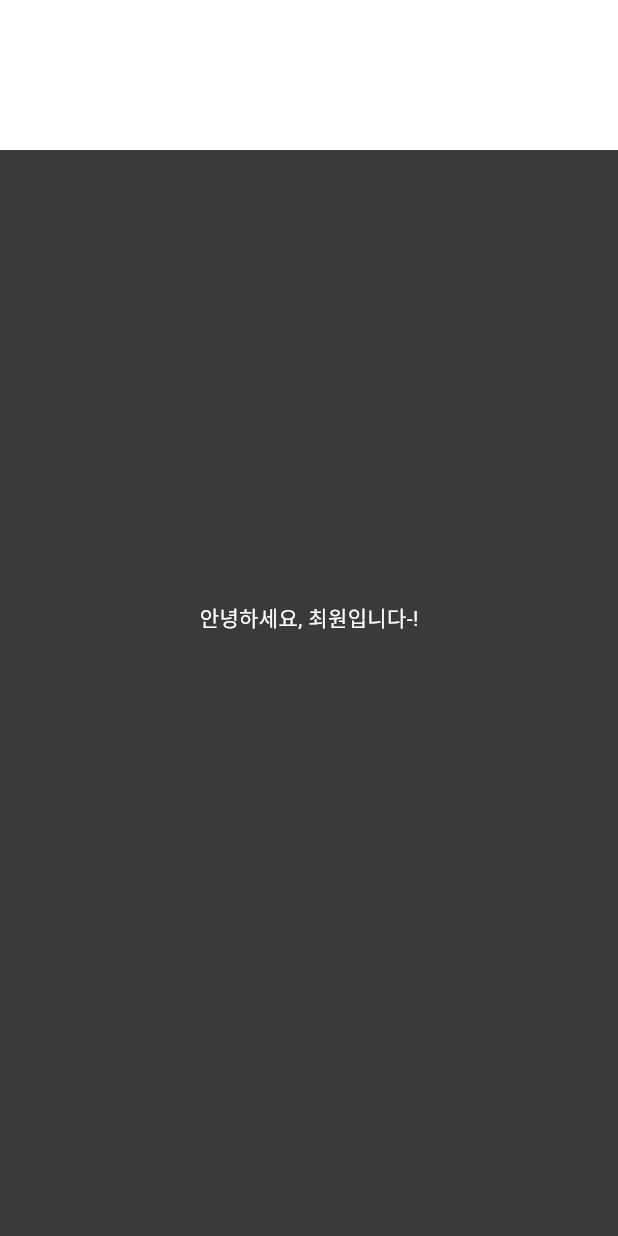
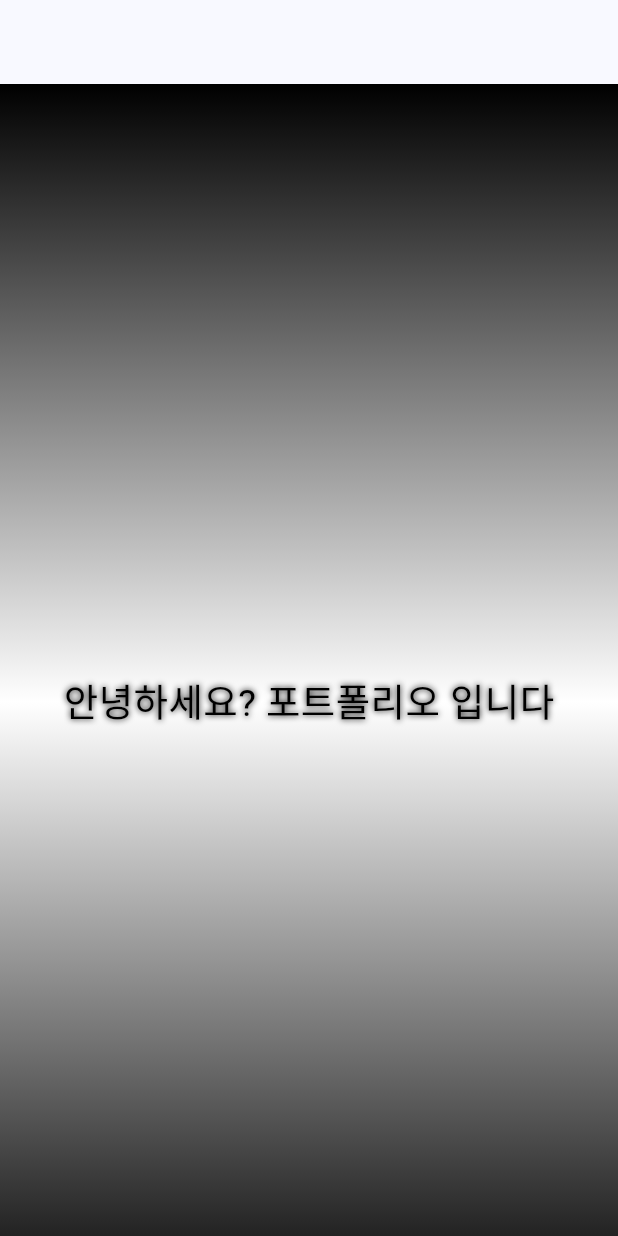
Before and after one commit to k984530/Homepage, a Flutter app: the screen it shows after launch, on a phone screen of 412 x 824 dp. Run offline on Flutter 3.47's test engine with Material 2 defaults, Android fonts, the phone set to English and light mode, and no system bars.

Commit message:
[ADD] MainScreen

```diff
--- a/lib/Screens/MainScreen.dart
+++ b/lib/Screens/MainScreen.dart
@@ -6,32 +6,59 @@ class MainScreen extends StatelessWidget {
   @override
   Widget build(BuildContext context) {
     return Scaffold(
-      body: Stack(
-        alignment: Alignment.center,
+        backgroundColor: Colors.deepPurple.shade900,
+        appBar: AppBar(),
+        body: SingleChildScrollView(
+          child: Column(
             children: [
               Container(
-            color: Color.fromARGB(255, 57, 59, 58),
-          ),
+                height: MediaQuery.of(context).size.height,
+                child: Stack(
+                  children: [
                     Positioned(
                       top: 0,
+                      bottom: 0,
                       left: 0,
                       right: 0,
-            height: 100,
                       child: Container(
-              height: 100,
-              color: Colors.white,
+                        decoration: BoxDecoration(
+                          gradient: LinearGradient(
+                            colors: [
+                              Colors.black,
+                              Colors.white,
+                              Colors.black,
+                            ],
+                            begin: Alignment.topCenter,
+                            end: Alignment.bottomCenter,
                           ),
                         ),
-          Positioned(
+                        alignment: Alignment.center,
                         child: Text(
-              "안녕하세요, 최원입니다-!",
+                          "안녕하세요? 포트폴리오 입니다",
                           style: TextStyle(
-                color: Colors.white,
+                            color: Colors.black,
+                            fontSize: 25,
+                            shadows: [
+                              Shadow(
+                                blurRadius: 5,
+                                offset: Offset(0, 0),
+                                color: Colors.black,
+                              )
+                            ],
+                          ),
                         ),
                       ),
                     ),
                   ],
                 ),
-    );
+              ),
+              Container(
+                height: 550,
+                decoration:
+                    BoxDecoration(color: Color.fromARGB(255, 11, 4, 42)),
+              )
+            ],
+          ),
+        ));
   }
 }
--- a/lib/main.dart
+++ b/lib/main.dart
@@ -13,7 +13,7 @@ class MyApp extends StatelessWidget {
   Widget build(BuildContext context) {
     return MaterialApp(
       debugShowCheckedModeBanner: false,
-      title: 'Flutter Demo',
+      title: "Won's Portfolio",
       theme: ThemeData(
         colorScheme: ColorScheme.fromSeed(seedColor: Colors.blue),
         useMaterial3: true,
--- a/pubspec.yaml
+++ b/pubspec.yaml
@@ -35,6 +35,7 @@ dependencies:
   # The following adds the Cupertino Icons font to your application.
   # Use with the CupertinoIcons class for iOS style icons.
   cupertino_icons: ^1.0.2
+  get: ^4.6.6
 
 dev_dependencies:
   flutter_test:
@@ -59,8 +60,8 @@ flutter:
   uses-material-design: true
 
   # To add assets to your application, add an assets section, like this:
-  # assets:
-  #   - images/a_dot_burr.jpeg
+  assets:
+    - assets/
   #   - images/a_dot_ham.jpeg
 
   # An image asset can refer to one or more resolution-specific "variants", see
```
Also changed, not shown: assets/grass.png (added), pubspec.lock. Lines whose indentation alone changed are shown as unchanged.
